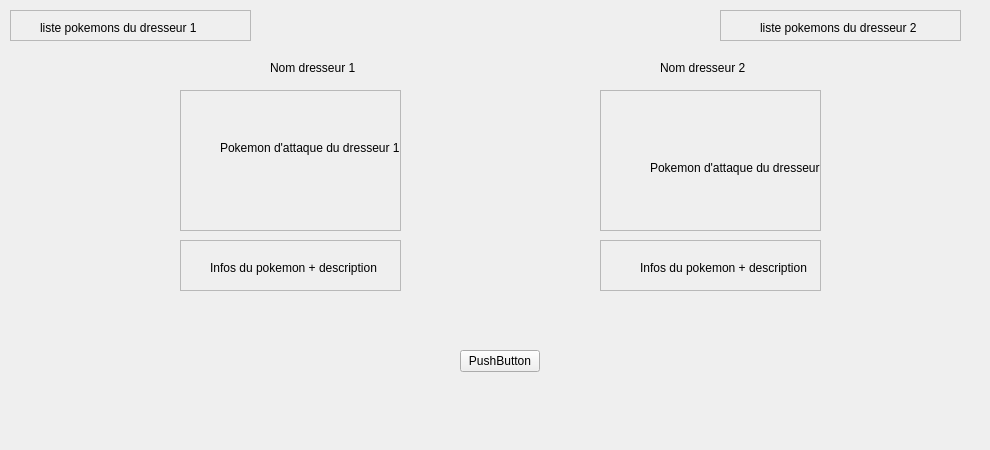
Old version of the form attackwidget.ui in the repository s1nyx/TP-Pokemon.
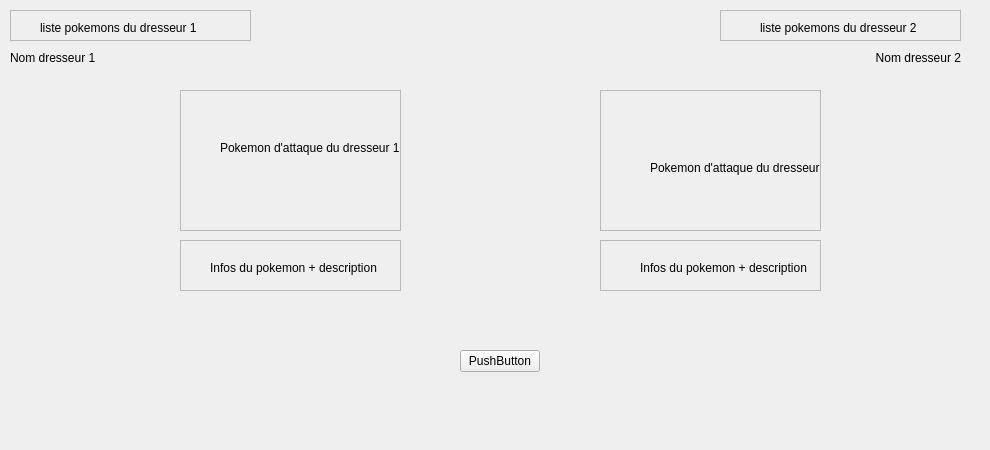
New version of the form.

```diff
--- a/attackwidget.ui
+++ b/attackwidget.ui
@@ -203,8 +203,8 @@
   <widget class="QLabel" name="label_7">
    <property name="geometry">
     <rect>
-     <x>270</x>
-     <y>60</y>
+     <x>10</x>
+     <y>50</y>
      <width>91</width>
      <height>16</height>
     </rect>
@@ -216,8 +216,8 @@
   <widget class="QLabel" name="label_8">
    <property name="geometry">
     <rect>
-     <x>660</x>
-     <y>60</y>
+     <x>870</x>
+     <y>50</y>
      <width>91</width>
      <height>16</height>
     </rect>
@@ -225,6 +225,9 @@
    <property name="text">
     <string>Nom dresseur 2</string>
    </property>
+   <property name="alignment">
+    <set>Qt::AlignRight|Qt::AlignTrailing|Qt::AlignVCenter</set>
+   </property>
   </widget>
  </widget>
  <resources/>
```
Left out of the diff: 4 changed lines with no effect on the pictures.
